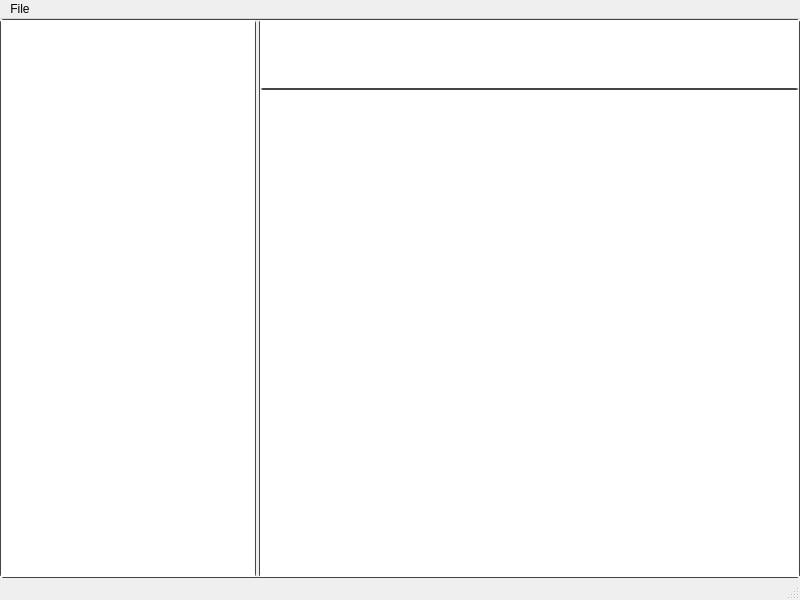
Qt form mainwindow.ui (ilyayae/SpaceTimeHeart) before a commit.
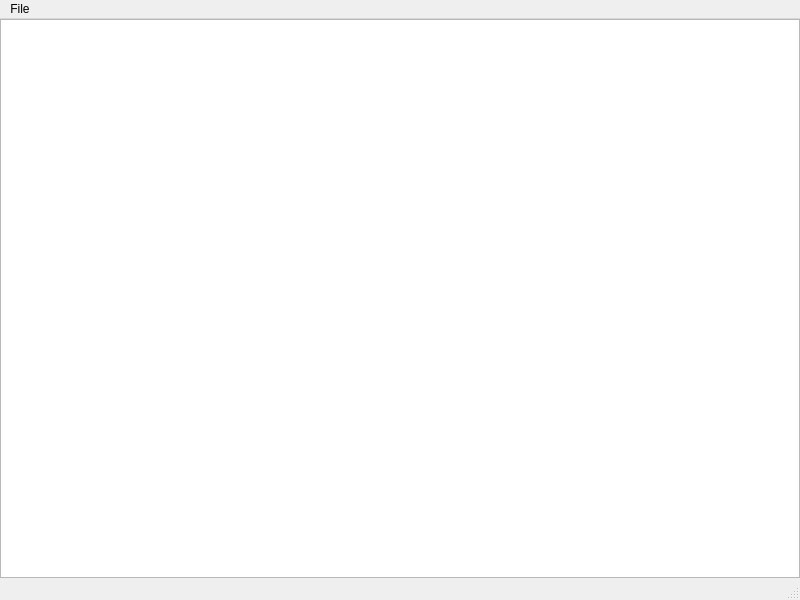
The same form after that commit.

Commit message: Implemented functionality for editors to be switched easily so there can be different editors of .txt, .md, .html or other file formats.

The edit to the form file:
```diff
--- a/mainwindow.ui
+++ b/mainwindow.ui
@@ -17,13 +17,13 @@
    <string>MainWindow</string>
   </property>
   <widget class="QWidget" name="centralwidget">
+   <property name="layoutDirection">
+    <enum>Qt::LayoutDirection::LeftToRight</enum>
+   </property>
    <property name="styleSheet">
-    <string notr="true">QWidget {
-        border: 1px solid #444;
-        border-radius: 4px;
-    }</string>
+    <string notr="true"/>
    </property>
-   <layout class="QHBoxLayout" name="horizontalLayout" stretch="0,3">
+   <layout class="QHBoxLayout" name="horizontalLayout" stretch="0,1">
     <property name="spacing">
      <number>3</number>
     </property>
@@ -53,39 +53,7 @@
      </widget>
     </item>
     <item>
-     <widget class="QWidget" name="textEditor" native="true">
-      <layout class="QVBoxLayout" name="verticalLayout" stretch="1,10">
-       <property name="spacing">
-        <number>0</number>
-       </property>
-       <property name="leftMargin">
-        <number>0</number>
-       </property>
-       <property name="topMargin">
-        <number>0</number>
-       </property>
-       <property name="rightMargin">
-        <number>0</number>
-       </property>
-       <property name="bottomMargin">
-        <number>0</number>
-       </property>
-       <item>
-        <widget class="QColumnView" name="columnView">
-         <property name="lineWidth">
-          <number>10</number>
-         </property>
-        </widget>
-       </item>
-       <item>
-        <widget class="QTextEdit" name="textEdit">
-         <property name="lineWidth">
-          <number>1</number>
-         </property>
-        </widget>
-       </item>
-      </layout>
-     </widget>
+     <layout class="QGridLayout" name="EditorPlace"/>
     </item>
    </layout>
   </widget>
```
The commit also changes 20 other files.
